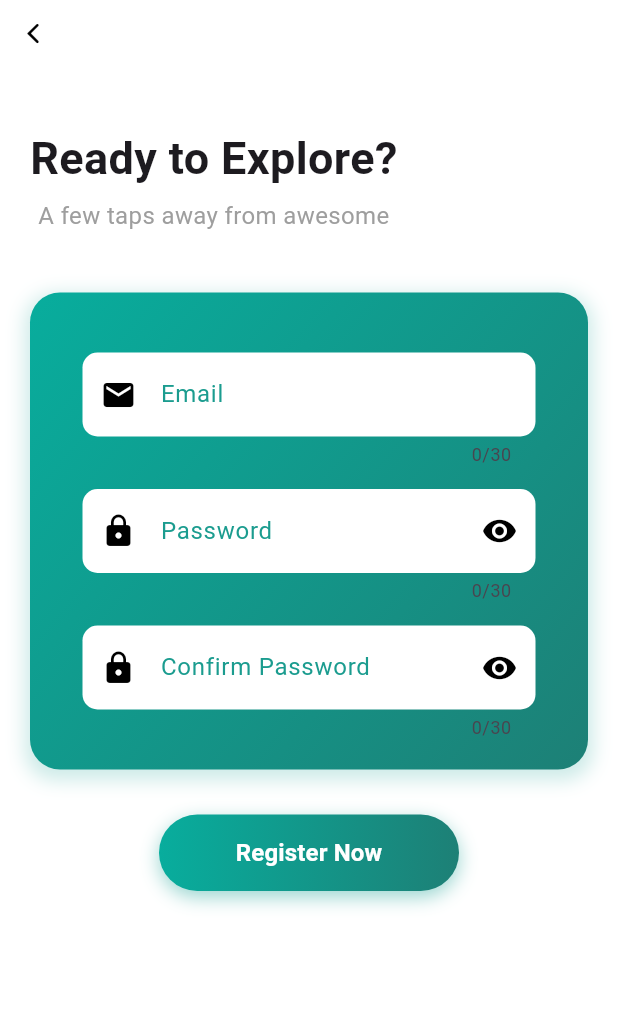
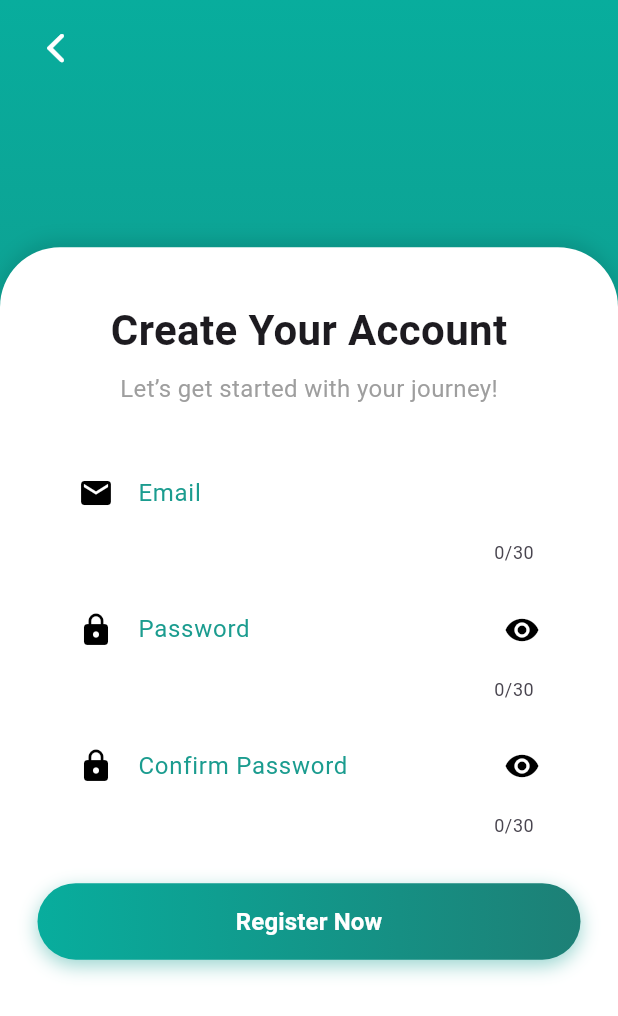
Before and after one commit to Roshandevelops/student_records, a Flutter app: the RegisterNowScreen screen opened directly, on a phone screen of 412 x 824 dp. Shown: the top 1016 px of the screen. Run offline on Flutter 3.47's test engine with Material 3 defaults, Android fonts, the phone set to English and light mode, and no system bars; our stand-ins replace firebase_auth, firebase_core, flutter_otp_text_field, font_awesome_flutter, google_sign_in, intl_phone_field; accounts and stored records are empty.

Commit message:
register screen ui updated again

```diff
--- a/lib/view/home/widget/register_now_screen.dart
+++ b/lib/view/home/widget/register_now_screen.dart
@@ -18,98 +18,93 @@ class RegisterNowScreen extends StatelessWidget {
   @override
   Widget build(BuildContext context) {
     return Scaffold(
-      backgroundColor: Colors.white,
-      body: SafeArea(
-        child: Column(
-          crossAxisAlignment: CrossAxisAlignment.start,
+      body: Stack(
         children: [
-            CupertinoButton(
-              padding: EdgeInsets.zero,
-              child: const Icon(CupertinoIcons.back, color: Colors.black),
-              onPressed: () => Navigator.of(context).pop(),
+          // Background gradient
+          Container(
+            decoration: const BoxDecoration(
+              gradient: LinearGradient(
+                colors: [Color(0xFF08AD9D), Color(0xFF1D8076)],
+                begin: Alignment.topCenter,
+                end: Alignment.bottomCenter,
               ),
-            const SizedBox(height: 20),
-            Padding(
-              padding: const EdgeInsets.symmetric(horizontal: 20, vertical: 20),
-              child: Column(
-                children: [
+            ),
+          ),
+
+          // White curved container
           Align(
-                    alignment: Alignment.topLeft,
-                    child: Column(
-                      children: [
-                        const Text(
-                          "Ready to Explore?",
-                          style: TextStyle(
-                              fontSize: 30, fontWeight: FontWeight.bold),
-                        ),
-                        const SizedBox(height: 5),
-                        const Text(
-                          "A few taps away from awesome",
-                          style: TextStyle(fontSize: 16, color: Colors.grey),
+            alignment: Alignment.bottomCenter,
+            child: Container(
+              height: MediaQuery.of(context).size.height * 0.8,
+              padding: const EdgeInsets.all(25),
+              decoration: const BoxDecoration(
+                color: Colors.white,
+                borderRadius: BorderRadius.vertical(top: Radius.circular(40)),
+                boxShadow: [
+                  BoxShadow(
+                    color: Colors.black12,
+                    blurRadius: 10,
+                    offset: Offset(0, -4),
                   ),
                 ],
               ),
-                  ),
-                  const SizedBox(height: 40),
-                  Container(
-                    padding: const EdgeInsets.all(20),
-                    decoration: BoxDecoration(
-                      gradient: const LinearGradient(
-                        colors: [Color(0xFF08AD9D), Color(0xFF1D8076)],
-                        begin: Alignment.topLeft,
-                        end: Alignment.bottomRight,
-                      ),
-                      borderRadius: BorderRadius.circular(20),
-                      boxShadow: [
-                        BoxShadow(
-                          color: Colors.teal.withOpacity(0.2),
-                          spreadRadius: 3,
-                          blurRadius: 10,
-                          offset: const Offset(0, 4),
-                        ),
-                      ],
-                    ),
+              child: SingleChildScrollView(
                 child: Column(
                   children: [
-                        kHeight20,
+                    const SizedBox(height: 10),
+                    const Text(
+                      "Create Your Account",
+                      style: TextStyle(
+                        fontSize: 28,
+                        fontWeight: FontWeight.bold,
+                      ),
+                    ),
+                    const SizedBox(height: 8),
+                    const Text(
+                      "Let’s get started with your journey!",
+                      style: TextStyle(
+                        fontSize: 16,
+                        color: Colors.grey,
+                      ),
+                    ),
+                    const SizedBox(height: 30),
+
+                    // Email Field
                     TextformfieldWidget(
                       textEditingController: registerEmailController,
                       prefixIcon: const Icon(Icons.email, color: kBlack),
                       hintText: "Email",
                     ),
                     const SizedBox(height: 15),
+
+                    // Password Field
                     TextformfieldWidget(
                       textEditingController: registerPassController,
                       obscureText: true,
-                          onDoubleTap: () => print("eye pressed"),
                       suffixIcon:
                           const Icon(Icons.remove_red_eye, color: kBlack),
                       prefixIcon: const Icon(Icons.lock, color: kBlack),
                       hintText: "Password",
                     ),
                     const SizedBox(height: 15),
+
+                    // Confirm Password Field
                     TextformfieldWidget(
                       textEditingController: confirmRegisterPassController,
                       obscureText: true,
-                          onDoubleTap: () => print("eye pressed"),
                       suffixIcon:
                           const Icon(Icons.remove_red_eye, color: kBlack),
                       prefixIcon: const Icon(Icons.lock, color: kBlack),
                       hintText: "Confirm Password",
                     ),
-                      ],
-                    ),
-                  ),
                     const SizedBox(height: 30),
-                  Center(
-                    child: Container(
-                      width: 200,
+
+                    // Register Button
+                    Container(
+                      width: double.infinity,
                       decoration: BoxDecoration(
                         gradient: const LinearGradient(
-                          colors: [
-                            Color(0xFF08AD9D),
-                            Color(0xFF1D8076),
-                          ],
+                          colors: [Color(0xFF08AD9D), Color(0xFF1D8076)],
                         ),
                         borderRadius: BorderRadius.circular(30),
                         boxShadow: [
@@ -133,13 +128,27 @@ class RegisterNowScreen extends StatelessWidget {
                         ),
                       ),
                     ),
+                    const SizedBox(height: 20),
+                  ],
                 ),
-                ],
+              ),
+            ),
+          ),
+
+          // Top Back Button
+          SafeArea(
+            child: Padding(
+              padding: const EdgeInsets.only(left: 15, top: 10),
+              child: CupertinoButton(
+                padding: EdgeInsets.zero,
+                onPressed: () => Navigator.of(context).pop(),
+                child: const Icon(CupertinoIcons.back,
+                    color: Colors.white, size: 30),
+              ),
             ),
           ),
         ],
       ),
-      ),
     );
   }
 }
```
Lines whose indentation alone changed are shown as unchanged.
